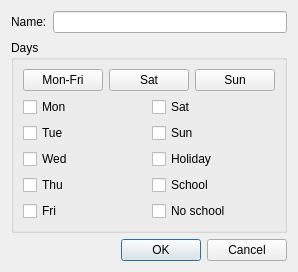
Before: the Qt Designer form Dialogs/DlgToureditor.ui in ma7t3/ScheduleMaster, drawn with Qt 5.
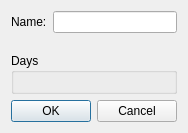
After: the same form once the commit is applied. Custom widgets are drawn as their Qt base class.

Patch:
```diff
--- a/Dialogs/DlgToureditor.ui
+++ b/Dialogs/DlgToureditor.ui
@@ -6,8 +6,8 @@
    <rect>
     <x>0</x>
     <y>0</y>
-    <width>277</width>
-    <height>272</height>
+    <width>184</width>
+    <height>133</height>
    </rect>
   </property>
   <property name="windowTitle">
@@ -30,108 +30,25 @@
    </item>
    <item>
     <widget class="QGroupBox" name="groupBox">
+     <property name="sizePolicy">
+      <sizepolicy hsizetype="Preferred" vsizetype="Minimum">
+       <horstretch>0</horstretch>
+       <verstretch>0</verstretch>
+      </sizepolicy>
+     </property>
      <property name="title">
       <string>Days</string>
      </property>
      <layout class="QVBoxLayout" name="verticalLayout">
       <item>
-       <layout class="QHBoxLayout" name="horizontalLayout">
-        <item>
-         <widget class="QPushButton" name="pbMonFri">
-          <property name="text">
-           <string>Mon-Fri</string>
-          </property>
-         </widget>
-        </item>
-        <item>
-         <widget class="QPushButton" name="pbSat">
-          <property name="text">
-           <string>Sat</string>
-          </property>
-         </widget>
-        </item>
-        <item>
-         <widget class="QPushButton" name="pbSun">
-          <property name="text">
-           <string>Sun</string>
-          </property>
-         </widget>
-        </item>
-       </layout>
-      </item>
-      <item>
-       <layout class="QGridLayout" name="gridLayout">
-        <item row="0" column="0">
-         <widget class="QCheckBox" name="cbMon">
-          <property name="text">
-           <string>Mon</string>
-          </property>
-         </widget>
-        </item>
-        <item row="0" column="1">
-         <widget class="QCheckBox" name="cbSat">
-          <property name="text">
-           <string>Sat</string>
-          </property>
-         </widget>
-        </item>
-        <item row="1" column="0">
-         <widget class="QCheckBox" name="cbTue">
-          <property name="text">
-           <string>Tue</string>
-          </property>
-         </widget>
-        </item>
-        <item row="1" column="1">
-         <widget class="QCheckBox" name="cbSun">
-          <property name="text">
-           <string>Sun</string>
-          </property>
-         </widget>
-        </item>
-        <item row="2" column="0">
-         <widget class="QCheckBox" name="cbWed">
-          <property name="text">
-           <string>Wed</string>
-          </property>
-         </widget>
-        </item>
-        <item row="2" column="1">
-         <widget class="QCheckBox" name="cbHol">
-          <property name="text">
-           <string>Holiday</string>
-          </property>
-         </widget>
-        </item>
-        <item row="3" column="0">
-         <widget class="QCheckBox" name="cbThu">
-          <property name="text">
-           <string>Thu</string>
-          </property>
-         </widget>
-        </item>
-        <item row="3" column="1">
-         <widget class="QCheckBox" name="cbSchool">
-          <property name="text">
-           <string>School</string>
-          </property>
-         </widget>
-        </item>
-        <item row="4" column="0">
-         <widget class="QCheckBox" name="cbFri">
-          <property name="text">
-           <string>Fri</string>
-          </property>
-         </widget>
-        </item>
-        <item row="4" column="1">
-         <widget class="QCheckBox" name="cbNoSchool">
-          <property name="text">
-           <string>No school</string>
-          </property>
-         </widget>
-        </item>
-       </layout>
+       <widget class="WdgDaySelector" name="daySelector" native="true">
+        <property name="sizePolicy">
+         <sizepolicy hsizetype="Preferred" vsizetype="Minimum">
+          <horstretch>0</horstretch>
+          <verstretch>0</verstretch>
+         </sizepolicy>
+        </property>
+       </widget>
       </item>
      </layout>
     </widget>
@@ -148,6 +65,17 @@
    </item>
   </layout>
  </widget>
+ <customwidgets>
+  <customwidget>
+   <class>WdgDaySelector</class>
+   <extends>QWidget</extends>
+   <header>Widgets/WdgDaySelector.h</header>
+   <container>1</container>
+   <slots>
+    <signal>weekDaysChanged()</signal>
+   </slots>
+  </customwidget>
+ </customwidgets>
  <resources/>
  <connections>
   <connection>
```
